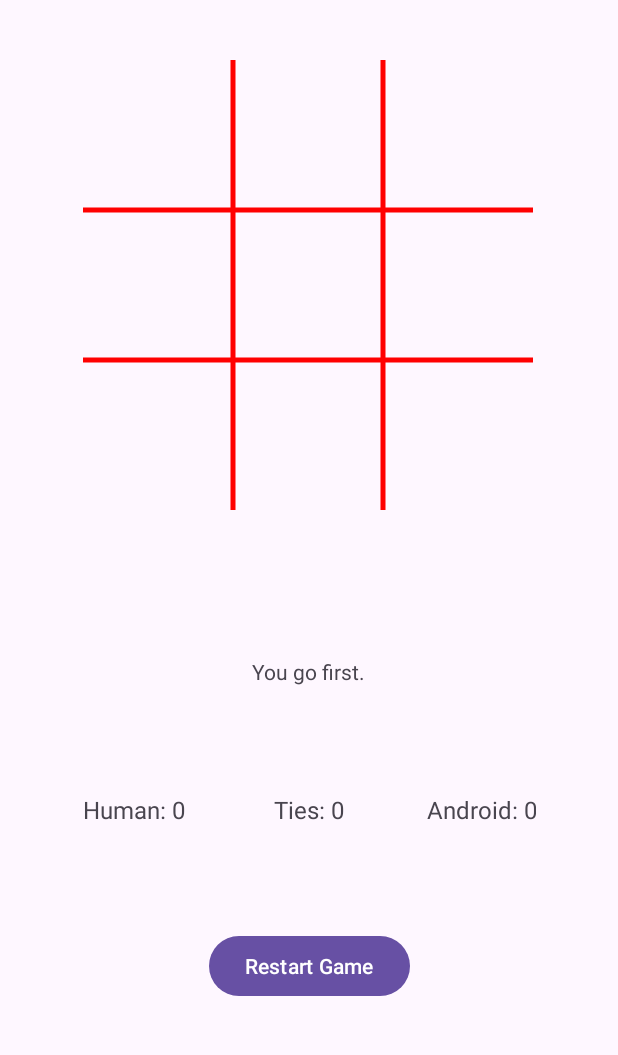
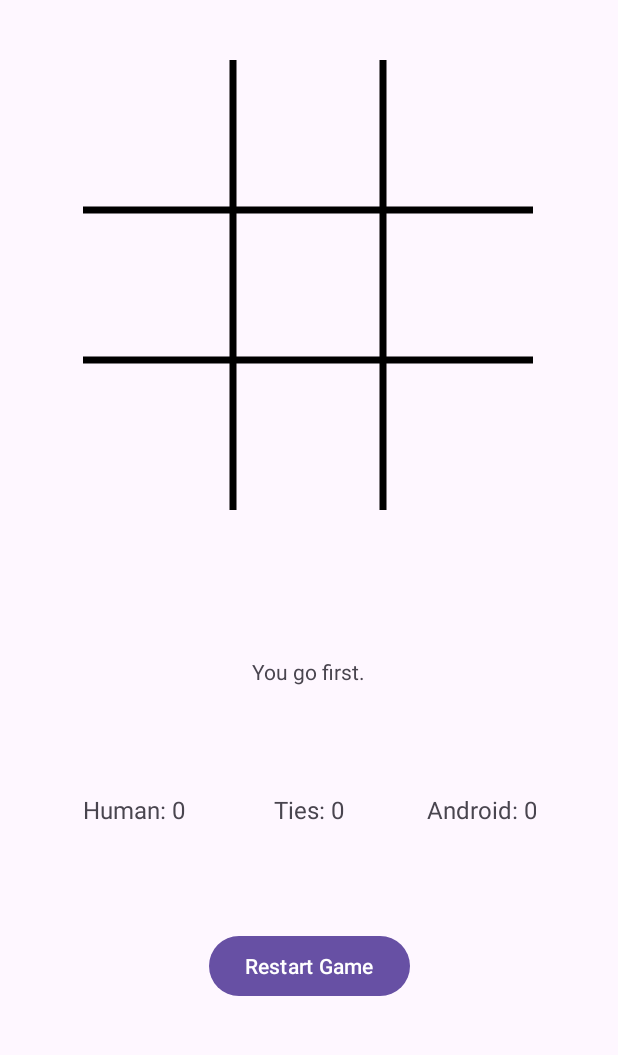
Before and after one commit to kaninoc/reto_2, an Android app: the screen it shows after launch (MainActivity), on a phone screen of 412 x 824 dp, the part 96-1151 px from its top. Run offline under Robolectric (Android 15) with nearby library versions, the phone set to English and light mode, and no system bars.

Commit message:
change multimedia

```diff
--- a/app/src/main/java/co/edu/unal/tictactoe/BoardView.java
+++ b/app/src/main/java/co/edu/unal/tictactoe/BoardView.java
@@ -58,14 +58,14 @@ public class BoardView extends View {
         Log.d("BoardView", "onDraw called");
         super.onDraw(canvas);
         // Establecer el tamaño deseado del Canvas (300x300)
-        float GRID_WIDTH = 5.0f;
+        float GRID_WIDTH = 7.0f;
         // Determine el ancho y alto del View
         int boardWidth = getWidth();
         int boardHeight = boardWidth;
 
         // Dibujar las líneas verticales
         int cellWidth = boardWidth / 3;
-        mPaint.setColor(Color.RED);
+        mPaint.setColor(Color.BLACK);
         mPaint.setStrokeWidth(GRID_WIDTH);
         canvas.drawLine(cellWidth, 0, cellWidth, boardHeight, mPaint);
         canvas.drawLine(cellWidth * 2, 0, cellWidth * 2, boardHeight, mPaint);
--- a/app/src/main/java/co/edu/unal/tictactoe/MainActivity.java
+++ b/app/src/main/java/co/edu/unal/tictactoe/MainActivity.java
@@ -48,6 +48,8 @@ public class MainActivity extends AppCompatActivity {
     MediaPlayer mComputerMediaPlayer;
 
     MediaPlayer mVictory;
+
+    MediaPlayer mTie;
     MediaPlayer mDefeat;
     private boolean setMove(char player, int location) {
         if (mGame.setMove(player, location)) {
@@ -87,6 +89,7 @@ public class MainActivity extends AppCompatActivity {
                     String cadena = getResources().getString(R.string.count_ties);;
                     mInfoTextView.setText(R.string.result_tie);
                     tieCountView.setText(cadena+" "+ count_ties);
+                    mTie.start();
                 }else if (winner == 2) {
                     count_human +=1;
                     String cadena = getResources().getString(R.string.count_human);;
@@ -208,6 +211,7 @@ public class MainActivity extends AppCompatActivity {
                 count_human = 0;
                 count_android = 0;
                 count_ties = 0;
+                difficulty = 0;
                 mGameOver = false;
                 startNewGame();
                 return true;
@@ -308,6 +312,7 @@ public class MainActivity extends AppCompatActivity {
         mHumanMediaPlayer = MediaPlayer.create(getApplicationContext(), R.raw.click);
         mComputerMediaPlayer = MediaPlayer.create(getApplicationContext(), R.raw.bambu);
         mVictory = MediaPlayer.create(getApplicationContext(), R.raw.victory);
+        mTie = MediaPlayer.create(getApplicationContext(), R.raw.tie);
         mDefeat = MediaPlayer.create(getApplicationContext(), R.raw.defeat);
     }
 
@@ -317,6 +322,7 @@ public class MainActivity extends AppCompatActivity {
         mHumanMediaPlayer.release();
         mComputerMediaPlayer.release();
         mVictory.release();
+        mTie.release();
         mDefeat.release();
     }
 
```
Also changed, not shown: app/src/main/res/drawable/oplayer.png, app/src/main/res/drawable/xplayer.png, 4 other files.
